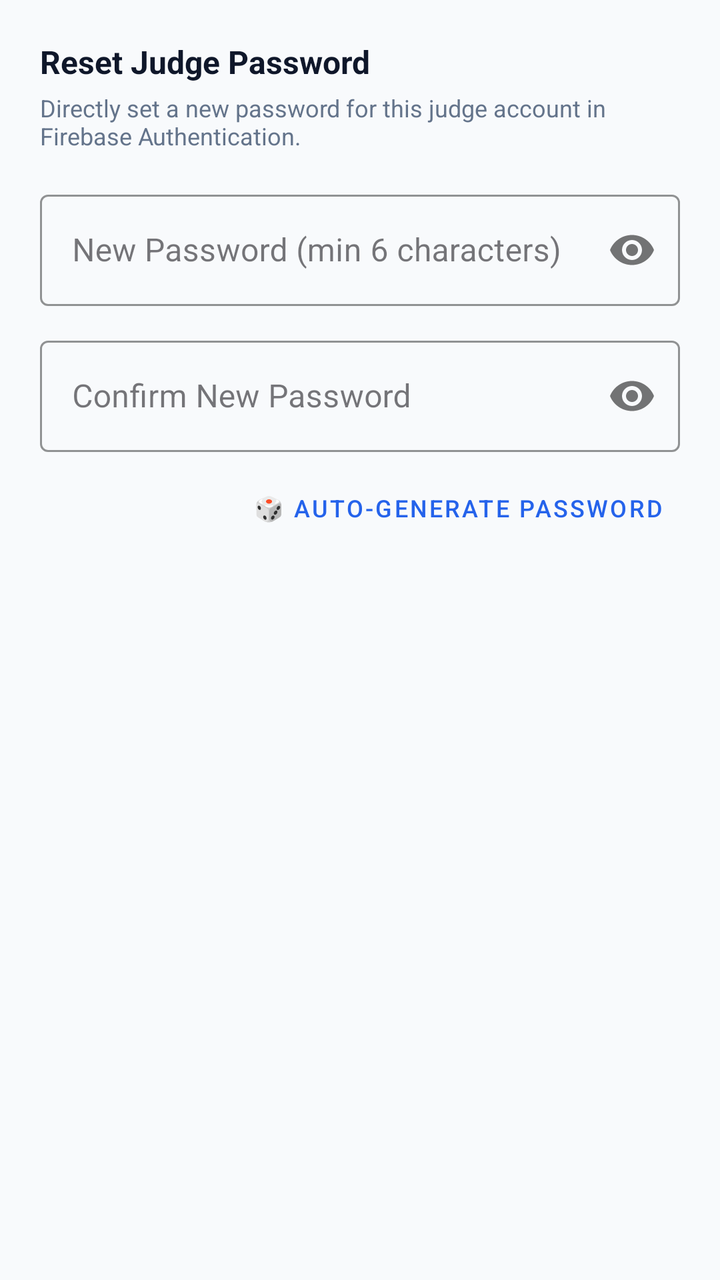
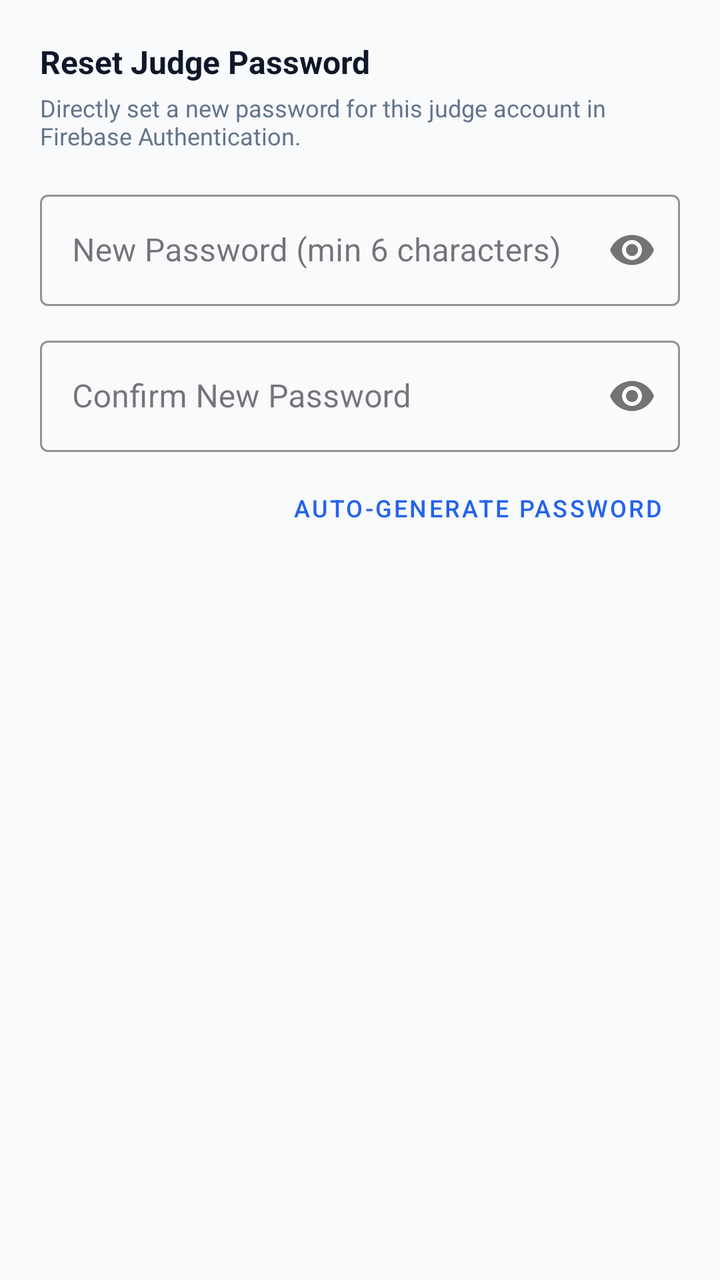

Compare the two renders of this Android layout. The source of the first and the diff that turns it into the second are given below.
<!-- AndroidManifest.xml: application theme Theme.Judgex -->
<!-- res/layout/dialog_change_judge_password.xml -->
<?xml version="1.0" encoding="utf-8"?>
<LinearLayout xmlns:android="http://schemas.android.com/apk/res/android"
    xmlns:app="http://schemas.android.com/apk/res-auto"
    android:layout_width="match_parent"
    android:layout_height="wrap_content"
    android:orientation="vertical"
    android:padding="20dp">

    <TextView
        android:layout_width="wrap_content"
        android:layout_height="wrap_content"
        android:text="Reset Judge Password"
        android:textColor="@color/text_primary"
        android:textSize="16sp"
        android:textStyle="bold" />

    <TextView
        android:layout_width="wrap_content"
        android:layout_height="wrap_content"
        android:layout_marginTop="4dp"
        android:text="Directly set a new password for this judge account in Firebase Authentication."
        android:textColor="@color/text_secondary"
        android:textSize="12sp" />

    <com.google.android.material.textfield.TextInputLayout
        android:id="@+id/tilNewPassword"
        style="@style/Widget.MaterialComponents.TextInputLayout.OutlinedBox"
        android:layout_width="match_parent"
        android:layout_height="wrap_content"
        android:layout_marginTop="16dp"
        android:hint="New Password (min 6 characters)"
        app:boxStrokeColor="@color/primary"
        app:passwordToggleEnabled="true">

        <com.google.android.material.textfield.TextInputEditText
            android:id="@+id/etNewPassword"
            android:layout_width="match_parent"
            android:layout_height="wrap_content"
            android:inputType="textPassword" />

    </com.google.android.material.textfield.TextInputLayout>

    <com.google.android.material.textfield.TextInputLayout
        android:id="@+id/tilConfirmPassword"
        style="@style/Widget.MaterialComponents.TextInputLayout.OutlinedBox"
        android:layout_width="match_parent"
        android:layout_height="wrap_content"
        android:layout_marginTop="12dp"
        android:hint="Confirm New Password"
        app:boxStrokeColor="@color/primary"
        app:passwordToggleEnabled="true">

        <com.google.android.material.textfield.TextInputEditText
            android:id="@+id/etConfirmPassword"
            android:layout_width="match_parent"
            android:layout_height="wrap_content"
            android:inputType="textPassword" />

    </com.google.android.material.textfield.TextInputLayout>

    <com.google.android.material.button.MaterialButton
        android:id="@+id/btnGenerateRandomPassword"
        style="@style/Widget.MaterialComponents.Button.TextButton"
        android:layout_width="wrap_content"
        android:layout_height="wrap_content"
        android:layout_gravity="end"
        android:layout_marginTop="4dp"
        android:text="🎲 Auto-Generate Password"
        android:textColor="@color/accent"
        android:textSize="12sp" />

</LinearLayout>
<!-- resources referenced by this layout -->
<resources>
  <color name="accent">#2563EB</color>
  <color name="primary">#0F172A</color>
  <color name="text_primary">#0F172A</color>
  <color name="text_secondary">#64748B</color>
  <style name="Theme.Judgex" parent="Theme.Material3.DayNight.NoActionBar">
          
          <item name="colorPrimary">@color/accent</item>
          <item name="colorPrimaryVariant">@color/primary_dark</item>
          <item name="colorOnPrimary">@color/white</item>
          
          <item name="colorSecondary">@color/accent_light</item>
          <item name="colorSecondaryVariant">@color/accent</item>
          <item name="colorOnSecondary">@color/white</item>
          
          <item name="android:statusBarColor">@color/primary</item>
          <item name="android:windowLightStatusBar">false</item>
          
          <item name="android:windowBackground">@color/background</item>
      </style>
  <color name="primary_dark">#020617</color>
  <color name="white">#FFFFFF</color>
  <color name="accent_light">#3B82F6</color>
  <color name="background">#F8FAFC</color>
</resources>

<!-- the commit's change to res/layout/dialog_change_judge_password.xml (unified diff, before → after) -->
@@ -65,7 +65,7 @@
         android:layout_height="wrap_content"
         android:layout_gravity="end"
         android:layout_marginTop="4dp"
-        android:text="🎲 Auto-Generate Password"
+        android:text="Auto-Generate Password"
         android:textColor="@color/accent"
         android:textSize="12sp" />
 
